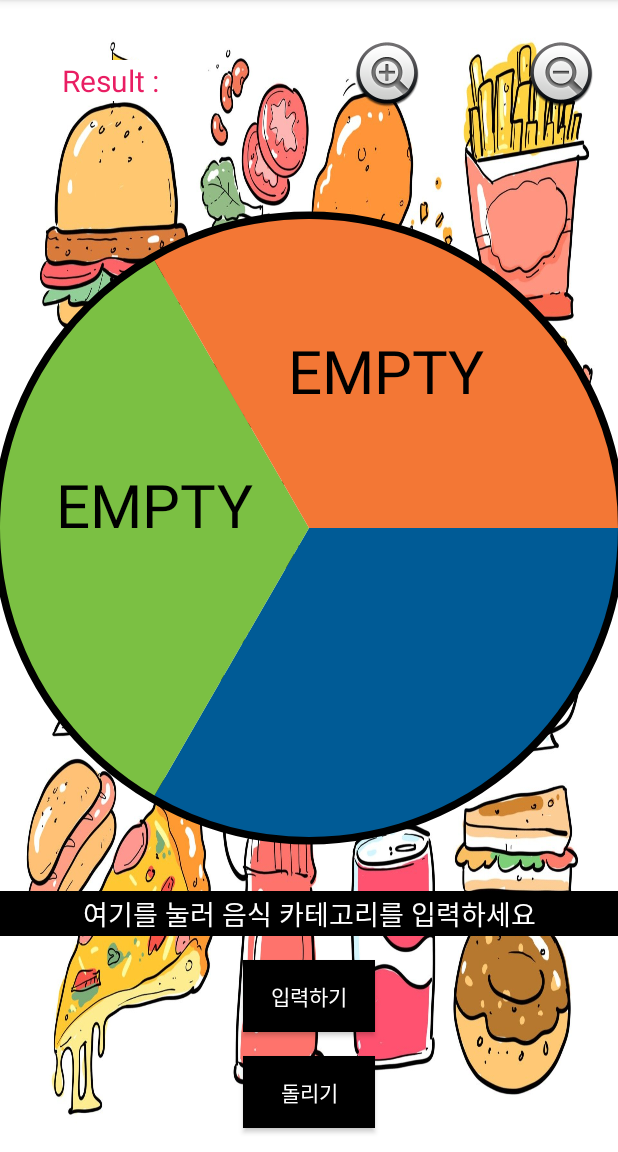
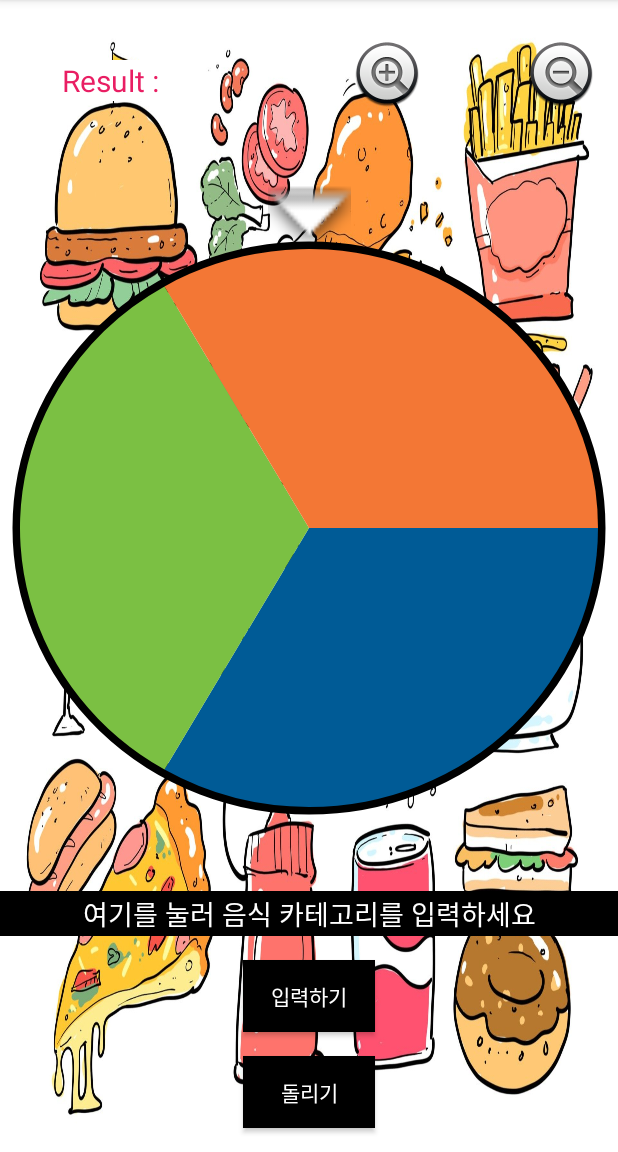
Before and after one commit to eddymango/RandomFood, an Android app: the MainActivity screen opened directly, with no data from a screen before it, after a tap on an icon or button, on a phone screen of 412 x 824 dp, the part 84-1236 px from its top. Run offline under Robolectric (Android 15) with nearby library versions, the phone set to English and light mode, and no system bars; our stand-ins replace data binding; 1 other tap on this screen came first.

Commit message:
룰렛 사이즈 삭제시 데이터 삭제 및 예외처리

```diff
--- a/app/src/main/java/kr/ac/tukorea/randomfood/Login.kt
+++ b/app/src/main/java/kr/ac/tukorea/randomfood/Login.kt
@@ -15,14 +15,16 @@ class Login : AppCompatActivity() {
         setContentView(binding.root)
 
         binding.imageView.setOnClickListener {
-            Toast.makeText(this,"이미지 클릭",Toast.LENGTH_SHORT).show()
+            Toast.makeText(this,"환영합니다.",Toast.LENGTH_SHORT).show()
             val intent = Intent(this,MainActivity::class.java)
             startActivity(intent)
         }
+/*
 
         binding.btn.setOnClickListener {
             Toast.makeText(this,"클릭 리스너 됩니다,",Toast.LENGTH_SHORT).show()
         }
+*/
 
 
 
--- a/app/src/main/java/kr/ac/tukorea/randomfood/MainActivity.kt
+++ b/app/src/main/java/kr/ac/tukorea/randomfood/MainActivity.kt
@@ -14,7 +14,7 @@ class MainActivity : AppCompatActivity() {
 
     private val rouletteListener = object : RotateListener {
         override fun onRotateStart() {
-            binding.rotateResultTv.text = "Result : "
+            binding.rotateResultTv.text = "Result :  "
         }
 
         override fun onRotateEnd(result: String) {
@@ -44,20 +44,50 @@ class MainActivity : AppCompatActivity() {
         binding.btnMinus.setOnClickListener {
             var curSize = binding.roulette.rouletteSize
             if (curSize<3 ){
-                Toast.makeText(this,"줄일 수 없습니다.",Toast.LENGTH_SHORT).show()
+                Toast.makeText(this,"최소 크기입니다.",Toast.LENGTH_SHORT).show()
                 return@setOnClickListener
             }
             else{
-                curSize-=
-                binding.roulette.rouletteSize--
-                binding.roulette.invalidate()
+                if(binding.roulette.rouletteData.lastIndex != -1) {
+                    if(binding.roulette.rouletteData.size == binding.roulette.rouletteSize){
+                        binding.roulette.rouletteData.removeAt(binding.roulette.rouletteData.lastIndex)
+                        curSize -=
+                            binding.roulette.rouletteSize--
+                        binding.roulette.invalidate()
+                    }
+                    else{
+                        curSize -=
+                            binding.roulette.rouletteSize--
+                        binding.roulette.invalidate()
+                    }
+                }
+                else{
+                    curSize -=
+                        binding.roulette.rouletteSize--
+                    binding.roulette.invalidate()
 
+                }
             } }
 
         binding.editBtn.setOnClickListener{
-            binding.roulette.rouletteData.add(binding.editMenu.text.toString())
-            binding.roulette.invalidate()
+            if(binding.roulette.rouletteData.size > binding.roulette.rouletteSize-1){ //
+                Toast.makeText(this,"넣을 수 없습니다.",Toast.LENGTH_SHORT).show()
+                return@setOnClickListener
 
+            }
+            else{
+                if(binding.roulette.rouletteData.size>binding.roulette.rouletteSize-1){
+                    Toast.makeText(this,"넣을 수 없습니다.",Toast.LENGTH_SHORT).show()
+                    return@setOnClickListener
+
+                }
+                //글자수 제한해야함
+                else{
+                    binding.roulette.rouletteData.add(binding.editMenu.text.toString())
+                    binding.roulette.invalidate()
+                }
+
+            }
         }
 
     }
--- a/app/src/main/java/kr/ac/tukorea/randomfood/RouletteView.kt
+++ b/app/src/main/java/kr/ac/tukorea/randomfood/RouletteView.kt
@@ -6,10 +6,9 @@ import android.util.AttributeSet
 import android.view.View
 import android.view.animation.Animation
 import android.view.animation.RotateAnimation
-import java.lang.Math.cos
-import java.lang.Math.sin
 import kotlin.collections.listOf
-
+import kotlin.math.cos
+import kotlin.math.sin
 
 class RouletteView @JvmOverloads constructor(
     context: Context,
@@ -25,7 +24,12 @@ class RouletteView @JvmOverloads constructor(
     var rouletteData = mutableListOf<String>()
 
 
+    private var centerX = 0f
+    private var centerY = 0f
+
+
     init{
+
         strokePaint.apply{
             color = Color.BLACK
             style = Paint.Style.STROKE // 내부 비워진 원
@@ -48,15 +52,18 @@ class RouletteView @JvmOverloads constructor(
     override fun onDraw(canvas: Canvas?) {
         super.onDraw(canvas)
 
-        val rectLeft = left.toFloat() + paddingLeft
-        val rectRight = right - paddingRight
-        val rectTop = height / 2f - rectRight / 2f + paddingTop
-        val rectBottom = height / 2f + rectRight / 2f - paddingRight
+        val rectLeft = left + paddingLeft + 20f
+        val rectRight = right - paddingRight - 20f
+        val rectTop = height / 2f - rectRight / 2f + paddingTop + 20f
+        val rectBottom = height / 2f + rectRight / 2f - paddingRight - 20f
 
-        val rectF = RectF(rectLeft, rectTop, rectRight.toFloat(), rectBottom)
+
+        val rectF = RectF(rectLeft, rectTop, rectRight, rectBottom)
+
+        centerX = (rectF.left + rectF.right) / 2f
+        centerY = (rectF.top + rectF.bottom) / 2f
 
         drawRoulette(canvas,rectF)
-
 
     }
 
@@ -66,8 +73,6 @@ class RouletteView @JvmOverloads constructor(
 
         if (rouletteSize in 2..8){
             val sweepAngle = 360f / rouletteSize.toFloat()
-            val centerX = (rectF.left + rectF.right)/2
-            val centerY = (rectF.top + rectF.bottom)/2
             val radius = (rectF.right - rectF.left)/2 *0.5
             val colors = listOf("#005b96","#7bc043", "#f37735","#fed766","#fe4a49", "#2ab7ca", "#e6e6ea", "#f6abb6")
 
@@ -79,9 +84,9 @@ class RouletteView @JvmOverloads constructor(
 
                 val medianAngle = (startAngle + sweepAngle / 2f)* Math.PI / 180f
                 val x = (centerX + (radius * cos(medianAngle))).toFloat()
-                val y = (centerY + (radius * sin(medianAngle))).toFloat()
+                val y = (centerY + (radius * sin(medianAngle))).toFloat()+20f
 
-                val text = if(i>rouletteData.size -1 ) "EMPTY" else rouletteData[i]
+                val text = if(i>rouletteData.size -1 ) "" else rouletteData[i]
                 canvas?.drawText(text,x,y,textPaint)
 
             }
@@ -96,7 +101,7 @@ class RouletteView @JvmOverloads constructor(
         val moveDegrees = degrees %360
         val resultAngle = if(moveDegrees > 270) 360-moveDegrees + 270 else 270 - moveDegrees
         for(i in 1..rouletteSize){
-            if(resultAngle < (260 / rouletteSize)*i){
+            if(resultAngle < (360 / rouletteSize)*i){
                 if(i-1 >= rouletteData.size){
                     return "empty"
                 }
@@ -119,6 +124,7 @@ class RouletteView @JvmOverloads constructor(
 
             override fun onAnimationEnd(animation: Animation?) {
                 rotateListener?.onRotateEnd((getRouletteRotateResult((toDegrees))))
+
             }
         }
 
--- a/app/src/main/res/layout/activity_main.xml
+++ b/app/src/main/res/layout/activity_main.xml
@@ -27,6 +27,7 @@
             app:layout_constraintStart_toStartOf="parent"
             app:layout_constraintTop_toTopOf="parent"
             app:layout_constraintVertical_bias="1.0" />
+
 
         <androidx.appcompat.widget.AppCompatButton
             android:id="@+id/rotateBtn"
@@ -113,6 +114,16 @@
             app:layout_constraintStart_toStartOf="parent"
             app:layout_constraintTop_toTopOf="parent" />
 
+        <ImageView
+            android:id="@+id/imageView3"
+            android:layout_width="55dp"
+            android:layout_height="46dp"
+            android:layout_marginTop="120dp"
+            app:layout_constraintEnd_toEndOf="parent"
+            app:layout_constraintStart_toStartOf="parent"
+            app:layout_constraintTop_toTopOf="parent"
+            app:srcCompat="@android:drawable/arrow_down_float" />
+
 
     </androidx.constraintlayout.widget.ConstraintLayout>
 
--- a/app/src/main/res/values/strings.xml
+++ b/app/src/main/res/values/strings.xml
@@ -1,3 +1,4 @@
 <resources>
     <string name="app_name">RandomFood</string>
+    <string name="deleteError">삭제할 수 없습니다.</string>
 </resources>
```
Also changed, not shown: app/src/main/res/layout/activity_login.xml (+4 -8 lines).
